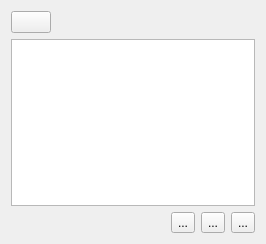
Before: the Qt Designer form krita/plugins/extensions/dockers/palettedocker/wdgpalettedock.ui in KDE/krita, drawn with Qt 5.
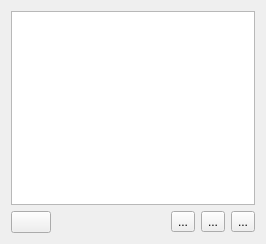
After: the same form once the commit is applied. Custom widgets are drawn as their Qt base class.

Commit message: smaller palette docker BUG:322244

```diff
--- a/krita/plugins/extensions/dockers/palettedocker/wdgpalettedock.ui
+++ b/krita/plugins/extensions/dockers/palettedocker/wdgpalettedock.ui
@@ -11,36 +11,12 @@
    </rect>
   </property>
   <layout class="QVBoxLayout" name="verticalLayout">
-   <item>
-    <layout class="QHBoxLayout" name="horizontalLayout">
-     <item>
-      <widget class="KisPopupButton" name="bnColorSets">
-       <property name="text">
-        <string/>
-       </property>
-      </widget>
-     </item>
-     <item>
-      <spacer name="horizontalSpacer_2">
-       <property name="orientation">
-        <enum>Qt::Horizontal</enum>
-       </property>
-       <property name="sizeHint" stdset="0">
-        <size>
-         <width>40</width>
-         <height>20</height>
-        </size>
-       </property>
-      </spacer>
-     </item>
-    </layout>
-   </item>
    <item>
     <widget class="QTableView" name="paletteView"/>
    </item>
    <item>
     <layout class="QGridLayout" name="gridLayout">
-     <item row="0" column="0">
+     <item row="0" column="1">
       <spacer name="horizontalSpacer">
        <property name="orientation">
         <enum>Qt::Horizontal</enum>
@@ -53,7 +29,7 @@
        </property>
       </spacer>
      </item>
-     <item row="0" column="4">
+     <item row="0" column="5">
       <widget class="QToolButton" name="bnRemove">
        <property name="toolTip">
         <string>Delete color</string>
@@ -72,7 +48,7 @@
        </property>
       </widget>
      </item>
-     <item row="0" column="2">
+     <item row="0" column="3">
       <widget class="QToolButton" name="bnAdd">
        <property name="toolTip">
         <string>Add foreground color</string>
@@ -91,7 +67,7 @@
        </property>
       </widget>
      </item>
-     <item row="0" column="3">
+     <item row="0" column="4">
       <widget class="QToolButton" name="bnAddDialog">
        <property name="toolTip">
         <string>Add color</string>
@@ -110,6 +86,13 @@
        </property>
       </widget>
      </item>
+     <item row="0" column="0">
+      <widget class="KisPopupButton" name="bnColorSets">
+       <property name="text">
+        <string/>
+       </property>
+      </widget>
+     </item>
     </layout>
    </item>
   </layout>
```
